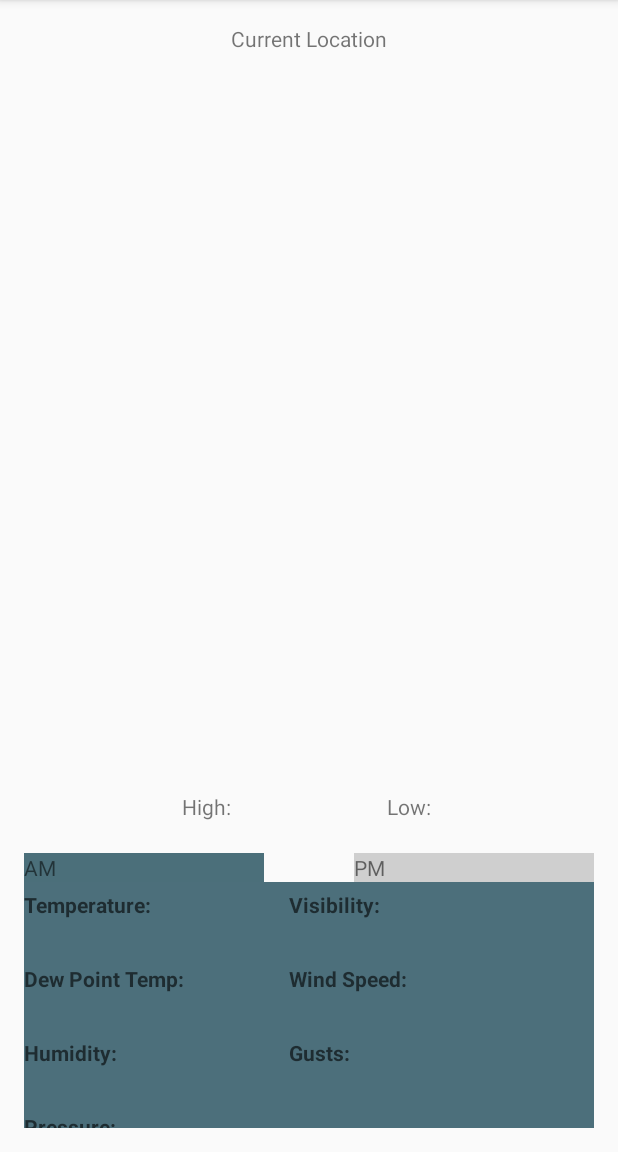
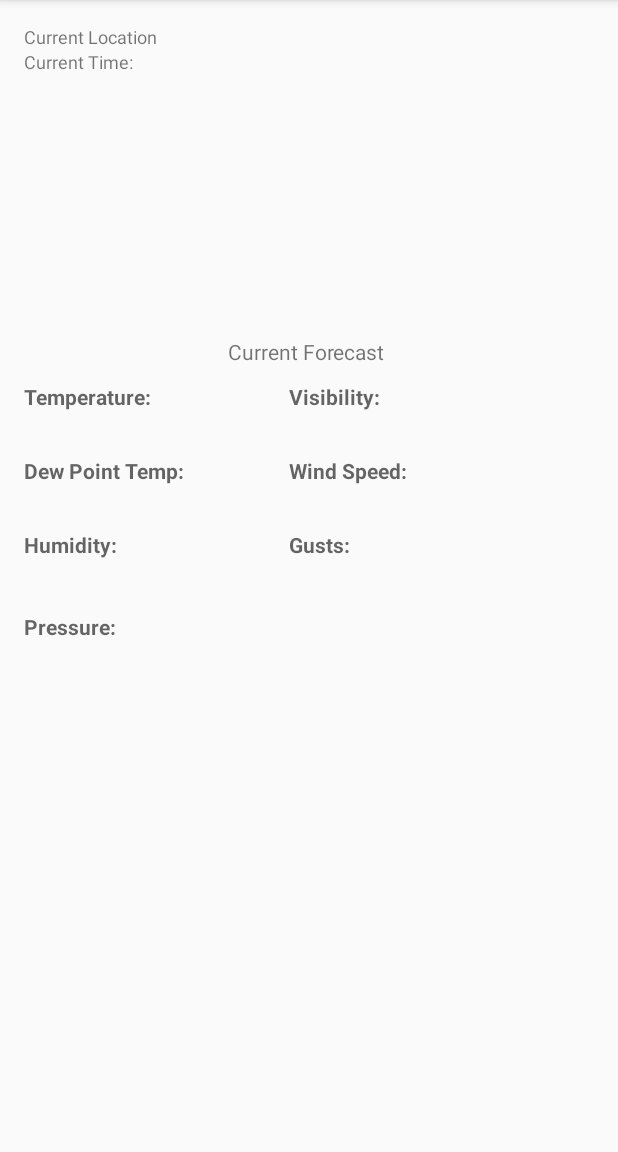
Before and after one commit to tessaolowniuk/WeatherApp2, an Android app: the screen it shows after launch (MainActivity), on a phone screen of 412 x 824 dp, the part 84-1236 px from its top. Run offline under Robolectric (Android 15) with nearby library versions, the phone set to English and light mode, and no system bars; 2 statements that could not run were skipped.

Commit message:
New Interface -added forecast interface

```diff
--- a/app/src/main/java/cornelius/weatherapp2/MainActivity.java
+++ b/app/src/main/java/cornelius/weatherapp2/MainActivity.java
@@ -3,6 +3,7 @@ package cornelius.weatherapp2;
 import android.app.AlertDialog;
 import android.app.Fragment;
 import android.content.DialogInterface;
+import android.content.Intent;
 import android.net.Uri;
 import android.os.Bundle;
 import android.support.v4.app.FragmentManager;
@@ -93,6 +94,14 @@ public class MainActivity extends ActionBarActivity
         } else {
             // Otherwise, select the previous step.
             mPager.setCurrentItem(mPager.getCurrentItem() - 1);
+        }
+    }
+
+    public void showMap(Uri geoLocation) {
+        Intent intent = new Intent(Intent.ACTION_VIEW);
+        intent.setData(geoLocation);
+        if (intent.resolveActivity(getPackageManager()) != null) {
+            startActivity(intent);
         }
     }
 
--- a/app/src/main/res/layout/fragment_main.xml
+++ b/app/src/main/res/layout/fragment_main.xml
@@ -1,39 +1,130 @@
 <RelativeLayout xmlns:android="http://schemas.android.com/apk/res/android"
-    xmlns:tools="http://schemas.android.com/tools"
-    android:layout_width="match_parent"
+    xmlns:tools="http://schemas.android.com/tools" android:layout_width="match_parent"
     android:layout_height="match_parent"
+    android:paddingBottom="@dimen/activity_vertical_margin"
     android:paddingLeft="@dimen/activity_horizontal_margin"
     android:paddingRight="@dimen/activity_horizontal_margin"
     android:paddingTop="@dimen/activity_vertical_margin"
-    android:paddingBottom="@dimen/activity_vertical_margin"
-    tools:context=".MainActivityFragment">
+    tools:context=".Weather">
+
+    <LinearLayout
+        android:id="@+id/layout"
+        android:layout_width="fill_parent"
+        android:layout_height="fill_parent"
+        android:layout_alignParentBottom="true"
+        android:layout_alignParentLeft="true"
+        android:layout_alignParentStart="true"
+        android:orientation="vertical"
+        android:weightSum="1">
+
+        <LinearLayout
+            android:layout_width="match_parent"
+            android:layout_height="wrap_content"
+            android:layout_gravity="center_horizontal"
+            android:layout_weight="0.03"
+            android:orientation="horizontal">
+
+        </LinearLayout>
+
+        <LinearLayout
+            android:layout_width="match_parent"
+            android:layout_height="match_parent"
+            android:layout_gravity="center_horizontal"
+            android:orientation="vertical"
+            android:weightSum="1">
+
+            <LinearLayout
+                android:layout_width="wrap_content"
+                android:layout_height="wrap_content"
+                android:layout_gravity="left"
+                android:orientation="horizontal"
+                android:weightSum="1">
+
+                <TextView
+                    android:id="@+id/currentLocation"
+                    android:layout_width="match_parent"
+                    android:layout_height="wrap_content"
+                    android:text="@string/current_location"
+                    android:textSize="12dp" />
+                <TextView
+                    android:id="@+id/location"
+                    android:layout_width="match_parent"
+                    android:layout_height="wrap_content"
+                    android:text=" "
+                    android:textSize="12dp" />
+            </LinearLayout>
+
+            <LinearLayout
+                android:layout_width="wrap_content"
+                android:layout_height="wrap_content"
+                android:layout_gravity="left"
+                android:orientation="horizontal"
+                android:weightSum="1">
+
+                <TextView
+                    android:id="@+id/currentTime"
+                    android:layout_width="match_parent"
+                    android:layout_height="wrap_content"
+                    android:text="@string/current_time"
+                    android:textSize="12dp" />
+                <TextView
+                    android:id="@+id/time"
+                    android:layout_width="match_parent"
+                    android:layout_height="wrap_content"
+                    android:text=" "
+                    android:textSize="12dp" />
+            </LinearLayout>
 
             <ImageView
-        android:layout_width="300dp"
-        android:layout_height="300dp"
-        android:layout_centerInParent="true"
-        android:id="@+id/imageView"
-        android:layout_row="3"
-        android:layout_column="2"
-        android:layout_alignParentEnd="false"
-        android:layout_alignParentStart="false"
-        android:layout_above="@+id/textView"
-        android:layout_below="@+id/editText3" />
+                android:id="@+id/picture"
+                android:layout_width="201dp"
+                android:layout_height="141dp"
+                android:layout_gravity="center_horizontal"
+                android:layout_weight="0.12" />
+
+            <LinearLayout
+                android:layout_width="match_parent"
+                android:layout_height="wrap_content"
+                android:layout_gravity="center_horizontal"
+                android:gravity="center"
+                android:orientation="horizontal"
+                android:weightSum="1">
+
+                <TextView
+                    android:id="@+id/currentConditionsLabel"
+                    android:layout_width="wrap_content"
+                    android:layout_height="wrap_content"
+                    android:layout_gravity="center_horizontal"
+                    android:text="@string/current_weather"
+                    android:textSize="14dp" />
+                <TextView
+                    android:id="@+id/conditions"
+                    android:layout_width="wrap_content"
+                    android:layout_height="wrap_content"
+                    android:layout_gravity="center_horizontal"
+                    android:text=" "
+                    android:textSize="14dp" />
+            </LinearLayout>
+
+            <LinearLayout
+                android:layout_width="wrap_content"
+                android:layout_height="wrap_content"
+                android:layout_gravity="center_horizontal"
+                android:orientation="horizontal"
+                android:weightSum="1">
+
+            </LinearLayout>
 
             <TableLayout
                 android:layout_width="match_parent"
-        android:layout_height="164dp"
-        android:layout_row="4"
-        android:layout_column="2"
-        android:background="#dd325b68"
-        android:textColor="#FFF"
-        android:id="@+id/tableLayout"
-        android:layout_alignParentBottom="true"
-        android:layout_alignParentStart="true">
+                android:layout_height="250dp"
+                android:layout_gravity="center_horizontal"
+                android:layout_marginTop="5dp"
+                android:layout_weight="1.18">
 
                 <TableRow
                     android:layout_width="fill_parent"
-            android:layout_height="fill_parent" >
+                    android:layout_height="fill_parent">
 
                     <TextView
                         android:id="@+id/temperatureLabel"
@@ -44,11 +135,11 @@
                         android:text="@string/temperature"
                         android:textAppearance="?android:attr/textAppearanceMedium"
                         android:textSize="14dp"
-                android:textStyle="bold" />
+                        android:textStyle="bold"/>
 
                     <TextView
+                        android:id="@+id/visLabel"
                         style="bold"
-                android:id="@+id/visLabel"
                         android:layout_width="wrap_content"
                         android:layout_height="wrap_content"
                         android:layout_column="0"
@@ -57,14 +148,14 @@
                         android:text="@string/visibility"
                         android:textAppearance="?android:attr/textAppearanceMedium"
                         android:textSize="14dp"
-                android:textStyle="bold" />
+                        android:textStyle="bold"/>
                 </TableRow>
 
                 <TableRow
                     android:id="@+id/visibility"
                     android:layout_width="fill_parent"
                     android:layout_height="fill_parent"
-            android:orientation="vertical" >
+                    android:orientation="vertical">
 
                     <TextView
                         android:id="@+id/temperature"
@@ -90,9 +181,7 @@
 
                 <TableRow
                     android:layout_width="fill_parent"
-            android:layout_height="fill_parent"
-            android:orientation="vertical"
-            android:id="@+id/row2">
+                    android:layout_height="fill_parent">
 
                     <TextView
                         android:id="@+id/dewLabel"
@@ -103,11 +192,11 @@
                         android:text="@string/dew_point_temp"
                         android:textAppearance="?android:attr/textAppearanceMedium"
                         android:textSize="14dp"
-                android:textStyle="bold" />
+                        android:textStyle="bold"/>
 
                     <TextView
+                        android:id="@+id/windspeedLabel"
                         style="bold"
-                android:id="@+id/windspeedLabel"
                         android:layout_width="wrap_content"
                         android:layout_height="wrap_content"
                         android:layout_column="1"
@@ -116,14 +205,12 @@
                         android:text="@string/wind_speeds"
                         android:textAppearance="?android:attr/textAppearanceMedium"
                         android:textSize="14dp"
-                android:textStyle="bold" />
+                        android:textStyle="bold"/>
                 </TableRow>
 
                 <TableRow
                     android:layout_width="fill_parent"
-            android:layout_height="fill_parent"
-            android:orientation="vertical"
-            android:id="@+id/row">
+                    android:layout_height="fill_parent">
 
                     <TextView
                         android:id="@+id/dew"
@@ -150,7 +237,7 @@
                 <TableRow
                     style="bold"
                     android:layout_width="fill_parent"
-            android:layout_height="fill_parent" >
+                    android:layout_height="fill_parent">
 
                     <TextView
                         android:id="@+id/humidLabel"
@@ -161,11 +248,11 @@
                         android:text="@string/humidity"
                         android:textAppearance="?android:attr/textAppearanceMedium"
                         android:textSize="14dp"
-                android:textStyle="bold" />
+                        android:textStyle="bold"/>
 
                     <TextView
+                        android:id="@+id/gustsLabel"
                         style="bold"
-                android:id="@+id/gustsLabel"
                         android:layout_width="wrap_content"
                         android:layout_height="wrap_content"
                         android:layout_column="1"
@@ -174,12 +261,12 @@
                         android:text="@string/gusts"
                         android:textAppearance="?android:attr/textAppearanceMedium"
                         android:textSize="14dp"
-                android:textStyle="bold" />
+                        android:textStyle="bold"/>
                 </TableRow>
 
                 <TableRow
                     android:layout_width="fill_parent"
-            android:layout_height="fill_parent" >
+                    android:layout_height="fill_parent">
 
                     <TextView
                         android:id="@+id/humid"
@@ -205,11 +292,12 @@
 
                 <TableRow
                     android:layout_width="fill_parent"
-            android:layout_height="fill_parent">
+                    android:layout_height="fill_parent"
+                    android:layout_marginTop="5dp">
 
                     <TextView
+                        android:id="@+id/pressureLabel"
                         style="bold"
-                android:id="@+id/pressureLabel"
                         android:layout_width="wrap_content"
                         android:layout_height="wrap_content"
                         android:layout_column="0"
@@ -217,12 +305,12 @@
                         android:text="@string/pressure"
                         android:textAppearance="?android:attr/textAppearanceMedium"
                         android:textSize="14dp"
-                android:textStyle="bold" />
+                        android:textStyle="bold"/>
                 </TableRow>
 
                 <TableRow
                     android:layout_width="fill_parent"
-            android:layout_height="fill_parent" >
+                    android:layout_height="fill_parent">
 
                     <TextView
                         android:id="@+id/pressure"
@@ -236,50 +324,8 @@
                 </TableRow>
             </TableLayout>
 
-    <TextView
-        android:layout_width="wrap_content"
-        android:layout_height="wrap_content"
-        android:textAppearance="?android:attr/textAppearanceSmall"
-        android:text="@string/high"
-        android:id="@+id/textView"
-        android:layout_above="@+id/editText"
-        android:layout_toStartOf="@+id/editText3"
-        android:layout_marginBottom="21dp" />
+        </LinearLayout>
 
-    <TextView
-        android:layout_width="wrap_content"
-        android:layout_height="wrap_content"
-        android:textAppearance="?android:attr/textAppearanceSmall"
-        android:text="@string/low"
-        android:id="@+id/textView2"
-        android:layout_alignTop="@+id/textView"
-        android:layout_toEndOf="@+id/editText3" />
-
-    <TextView
-        android:layout_width="160dp"
-        android:layout_height="wrap_content"
-        android:id="@+id/editText"
-        android:text="@string/AM"
-        android:background="#ff4b6f7a"
-        android:layout_alignTop="@+id/editText2"
-        android:layout_alignBottom="@+id/editText2"
-        android:layout_alignParentStart="true" />
-
-    <TextView
-        android:layout_width="160dp"
-        android:layout_height="wrap_content"
-        android:id="@+id/editText2"
-        android:text="@string/PM"
-        android:layout_above="@+id/tableLayout"
-        android:layout_alignParentEnd="true"
-        android:background="#648c8c8c" />
-
-    <TextView
-        android:layout_width="wrap_content"
-        android:layout_height="wrap_content"
-        android:id="@+id/editText3"
-        android:text="@string/current_location"
-        android:layout_alignParentTop="true"
-        android:layout_centerHorizontal="true" />
+    </LinearLayout>
 
 </RelativeLayout>
--- a/app/src/main/res/values/strings.xml
+++ b/app/src/main/res/values/strings.xml
@@ -22,5 +22,6 @@
     <string name="wind_speeds">Wind Speed:</string>
     <string name="gusts">Gusts:</string>
     <string name="weather_description">Weather Description</string>
-    <string name="current_date">Current Date</string>
+    <string name="current_date">Current Date:</string>
+    <string name="current_time">Current Time:</string>
 </resources>
```
Lines whose indentation alone changed are shown as unchanged.
